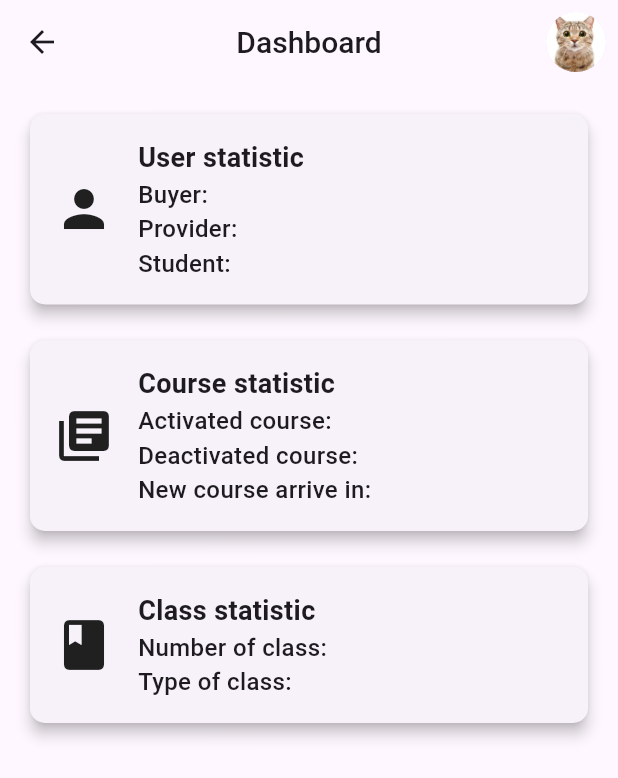
After one commit to 59saigon/smart-thrive-mobile, a Flutter app: the Dashboard screen opened directly, on a phone screen of 412 x 824 dp. The commit adds this screen. Shown: the top 778 px of the screen. Run offline on Flutter 3.47's test engine with Material 3 defaults, Android fonts, the phone set to English and light mode, and no system bars; Roboto replaces fonts that are missing (Poppins).

Commit message:
Add assets & dashboard

```diff
--- a/lib/screens/base_screen.dart
+++ b/lib/screens/base_screen.dart
@@ -2,6 +2,7 @@ import 'package:flutter/material.dart';
 import 'package:smart_thrive_mobile/constants/color.dart';
 import 'package:smart_thrive_mobile/constants/icons.dart';
 import 'package:smart_thrive_mobile/constants/size.dart';
+import 'package:smart_thrive_mobile/screens/dashboard.dart';
 import 'package:smart_thrive_mobile/screens/home_screen.dart';
 
 class BaseScreen extends StatefulWidget {
@@ -18,7 +19,7 @@ class _BaseScreenState extends State<BaseScreen> {
     HomeScreen(),
     HomeScreen(),
     HomeScreen(),
-    HomeScreen(),
+    Dashboard(),
   ];
 
   @override
--- /dev/null
+++ b/lib/screens/dashboard.dart
@@ -0,0 +1,183 @@
+import 'package:flutter/material.dart';
+
+class Dashboard extends StatefulWidget {
+  const Dashboard({Key? key}) : super(key: key);
+
+  @override
+  State<Dashboard> createState() => _DashboardState();
+}
+
+class _DashboardState extends State<Dashboard> {
+  @override
+  Widget build(BuildContext context) {
+    return Scaffold(
+      appBar: AppBar(
+        centerTitle: true,
+        leading: IconButton(
+          icon: const Icon(Icons.arrow_back),
+          onPressed: () {
+            // Handle back button press
+          },
+        ),
+        title: const Text('Dashboard'),
+        actions: const [
+          Padding(
+            padding: EdgeInsets.all(8.0),
+            child: CircleAvatar(
+              backgroundImage:
+                  AssetImage('assets/avatar.png'), // Your avatar image
+            ),
+          ),
+        ],
+      ),
+      body: Padding(
+        padding: const EdgeInsets.all(16.0),
+        child: Column(
+          crossAxisAlignment: CrossAxisAlignment.stretch,
+          children: [
+            StatisticCard(
+              icon: Icons.person,
+              title: 'User statistic',
+              details: const ['Buyer:', 'Provider:', 'Student:'],
+              onTap: () {
+                Navigator.push(
+                  context,
+                  MaterialPageRoute(
+                      builder: (context) => const UserStatisticPage()),
+                );
+              },
+            ),
+            const SizedBox(height: 16.0),
+            StatisticCard(
+              icon: Icons.library_books,
+              title: 'Course statistic',
+              details: const [
+                'Activated course:',
+                'Deactivated course:',
+                'New course arrive in:'
+              ],
+              onTap: () {
+                Navigator.push(
+                  context,
+                  MaterialPageRoute(
+                      builder: (context) => const CourseStatisticPage()),
+                );
+              },
+            ),
+            const SizedBox(height: 16.0),
+            StatisticCard(
+              icon: Icons.class_,
+              title: 'Class statistic',
+              details: const ['Number of class:', 'Type of class:'],
+              onTap: () {
+                Navigator.push(
+                  context,
+                  MaterialPageRoute(
+                      builder: (context) => const ClassStatisticPage()),
+                );
+              },
+            ),
+          ],
+        ),
+      ),
+    );
+  }
+}
+
+class StatisticCard extends StatelessWidget {
+  final IconData icon;
+  final String title;
+  final List<String> details;
+  final VoidCallback onTap;
+
+  const StatisticCard({
+    super.key,
+    required this.icon,
+    required this.title,
+    required this.details,
+    required this.onTap,
+  });
+
+  @override
+  Widget build(BuildContext context) {
+    return GestureDetector(
+      onTap: onTap,
+      child: Card(
+        shape: RoundedRectangleBorder(
+          borderRadius: BorderRadius.circular(10.0),
+        ),
+        elevation: 4.0,
+        child: Padding(
+          padding: const EdgeInsets.all(16.0),
+          child: Row(
+            children: [
+              Icon(icon, size: 40.0),
+              const SizedBox(width: 16.0),
+              Expanded(
+                child: Column(
+                  crossAxisAlignment: CrossAxisAlignment.start,
+                  children: [
+                    Text(
+                      title,
+                      style: const TextStyle(
+                          fontSize: 18.0, fontWeight: FontWeight.bold),
+                    ),
+                    ...details.map((detail) => Text(detail)).toList(),
+                  ],
+                ),
+              ),
+            ],
+          ),
+        ),
+      ),
+    );
+  }
+}
+
+class UserStatisticPage extends StatelessWidget {
+  const UserStatisticPage({super.key});
+
+  @override
+  Widget build(BuildContext context) {
+    return Scaffold(
+      appBar: AppBar(
+        title: const Text('User Statistic'),
+      ),
+      body: const Center(
+        child: Text('User Statistic Page'),
+      ),
+    );
+  }
+}
+
+class CourseStatisticPage extends StatelessWidget {
+  const CourseStatisticPage({super.key});
+
+  @override
+  Widget build(BuildContext context) {
+    return Scaffold(
+      appBar: AppBar(
+        title: const Text('Course Statistic'),
+      ),
+      body: const Center(
+        child: Text('Course Statistic Page'),
+      ),
+    );
+  }
+}
+
+class ClassStatisticPage extends StatelessWidget {
+  const ClassStatisticPage({super.key});
+
+  @override
+  Widget build(BuildContext context) {
+    return Scaffold(
+      appBar: AppBar(
+        title: const Text('Class Statistic'),
+      ),
+      body: const Center(
+        child: Text('Class Statistic Page'),
+      ),
+    );
+  }
+}
--- a/pubspec.yaml
+++ b/pubspec.yaml
@@ -58,6 +58,7 @@ flutter:
   assets:
     - lib/images/
     - assets/icons/
+    - assets/avatar.png
   #   - images/a_dot_ham.jpeg
 
   # An image asset can refer to one or more resolution-specific "variants", see
```
Also changed, not shown: assets/avatar.png (added), lib/images/avatar.png (added), pubspec.lock.
